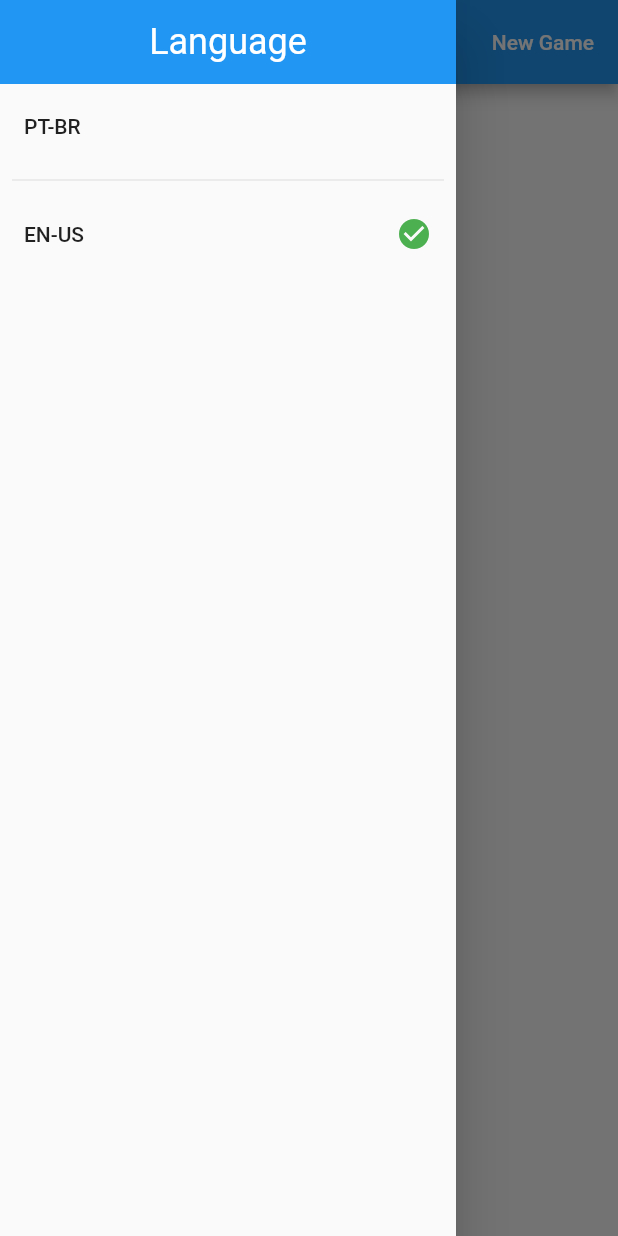
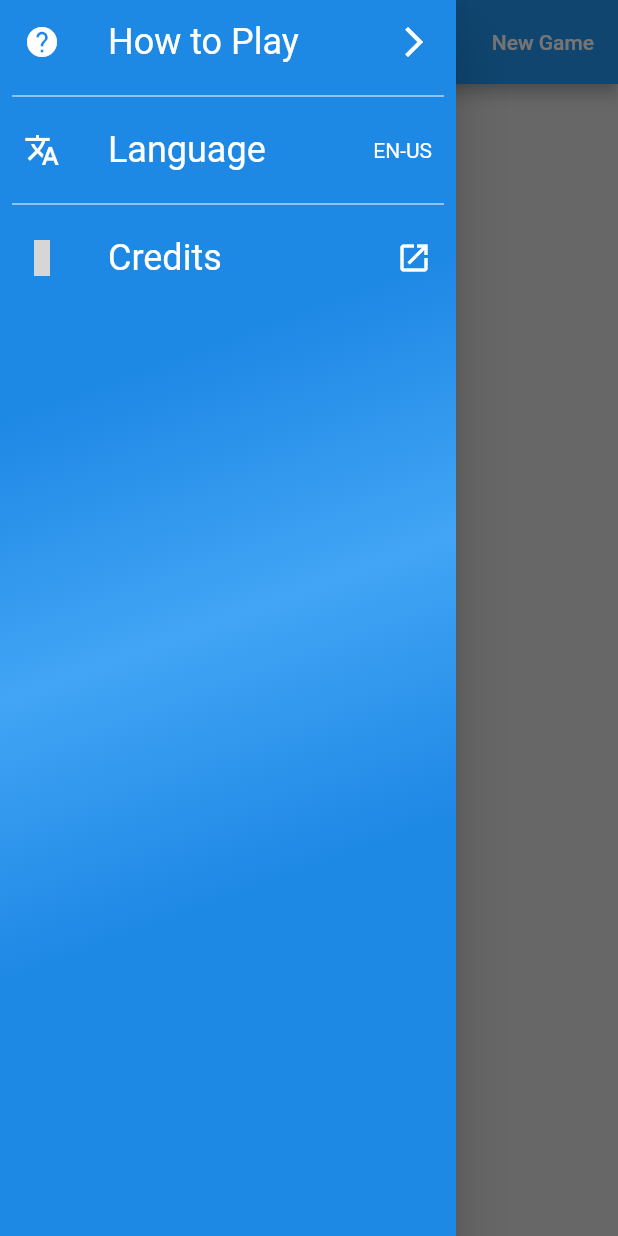
Before and after one commit to LCostaN/bridge_counter, a Flutter app: the screen it shows after launch, with the side drawer open, on a phone screen of 412 x 824 dp. Run offline on Flutter 3.47's test engine with Material 2 defaults, Android fonts, the phone set to English and light mode, and no system bars; our stand-ins replace flutter_mobx, material_design_icons_flutter, mobx, shared_preferences; generated files the repository leaves out were written again; grey boxes are pictures that could not be loaded.

```diff
--- a/lib/main.dart
+++ b/lib/main.dart
@@ -32,6 +32,7 @@ class MyApp extends StatelessWidget {
         title: translator.title,
         theme: ThemeData(
           primarySwatch: Colors.blue,
+          scaffoldBackgroundColor: Colors.grey.shade300,
         ),
         home: PointScreen(),
       ),
--- /dev/null
+++ b/lib/ui/bridge_drawer.dart
@@ -0,0 +1,162 @@
+import 'package:bridge_counter/internationalization/translator.dart';
+import 'package:flutter/material.dart';
+import 'package:material_design_icons_flutter/material_design_icons_flutter.dart';
+import 'package:url_launcher/url_launcher.dart';
+
+class BridgeDrawer extends StatefulWidget {
+  const BridgeDrawer(this.translator, {Key key}) : super(key: key);
+
+  final Translator translator;
+
+  @override
+  BridgeDrawerState createState() => BridgeDrawerState();
+}
+
+class BridgeDrawerState extends State<BridgeDrawer>
+    with SingleTickerProviderStateMixin {
+  bool languageIsOpen = false;
+  List<Locale> supportedLocales = [
+    Locale('pt', 'BR'),
+    Locale('en', 'US'),
+  ];
+
+  @override
+  Widget build(BuildContext context) {
+    return Drawer(
+      child: Container(
+        decoration: BoxDecoration(
+          gradient: LinearGradient(
+            begin: FractionalOffset.topLeft,
+            end: FractionalOffset.bottomRight,
+            colors: [
+              Colors.blue.shade600,
+              Colors.blue.shade400,
+              Colors.blue.shade600,
+            ],
+            stops: [0.3, 0.5, 0.7],
+          ),
+        ),
+        child: ListView(
+          children: [
+            ListTile(
+              leading: Icon(
+                Icons.help,
+                color: Colors.white,
+              ),
+              title: Text(
+                widget.translator.howToPlay,
+                style: Theme.of(context).textTheme.headline5.apply(
+                      color: Colors.white,
+                    ),
+              ),
+              trailing: Icon(
+                Icons.arrow_forward_ios,
+                color: Colors.white,
+              ),
+              onTap: () {
+                Scaffold.of(context).hideCurrentSnackBar();
+                Scaffold.of(context).showSnackBar(
+                  SnackBar(
+                    content: Text('Coming Soon!'),
+                  ),
+                );
+                Navigator.of(context).pop();
+              },
+            ),
+            Divider(
+              indent: 8,
+              endIndent: 8,
+              color: Colors.white,
+            ),
+            ListTile(
+              leading: Icon(
+                Icons.translate,
+                color: Colors.white,
+              ),
+              title: Text(
+                widget.translator.language,
+                style: Theme.of(context).textTheme.headline5.apply(
+                      color: Colors.white,
+                    ),
+              ),
+              trailing: Text(
+                widget.translator.locale.languageCode.toUpperCase() +
+                    '-' +
+                    widget.translator.locale.countryCode.toUpperCase(),
+                style: TextStyle(
+                  color: Colors.white,
+                ),
+              ),
+              onTap: () => setState(() => languageIsOpen = !languageIsOpen),
+            ),
+            AnimatedSize(
+              vsync: this,
+              duration: const Duration(milliseconds: 300),
+              child: AnimatedContainer(
+                duration: const Duration(milliseconds: 300),
+                color: Colors.white,
+                height: languageIsOpen ? null : 0,
+                child: ListView.separated(
+                  shrinkWrap: true,
+                  padding: const EdgeInsets.only(left: 8.0),
+                  itemCount: supportedLocales.length,
+                  itemBuilder: (context, i) {
+                    var locale = supportedLocales[i];
+                    var langCode = locale.languageCode.toUpperCase();
+                    var countryCode = locale.countryCode.toUpperCase();
+                    return ListTile(
+                      title: Text('$langCode-$countryCode'),
+                      trailing: widget.translator.locale == locale
+                          ? Icon(Icons.check_circle, color: Colors.green)
+                          : null,
+                      onTap: widget.translator.locale == locale
+                          ? null
+                          : () {
+                              widget.translator.locale = locale;
+                              Navigator.of(context).pop();
+                            },
+                    );
+                  },
+                  separatorBuilder: (context, j) => Divider(
+                    indent: 8,
+                    endIndent: 8,
+                  ),
+                ),
+              ),
+            ),
+            Divider(
+              indent: 8,
+              endIndent: 8,
+              color: Colors.white,
+            ),
+            ListTile(
+              leading: Icon(
+                MdiIcons.creation,
+                color: Colors.white,
+              ),
+              title: Text(
+                widget.translator.credits,
+                style: Theme.of(context).textTheme.headline5.apply(
+                      color: Colors.white,
+                    ),
+              ),
+              trailing: Icon(
+                Icons.open_in_new,
+                color: Colors.white,
+              ),
+              onTap: () {
+                Scaffold.of(context).hideCurrentSnackBar();
+                Scaffold.of(context).showSnackBar(
+                  SnackBar(
+                    content: Text('Coming Soon!'),
+                  ),
+                );
+                Navigator.of(context).pop();
+              },
+            ),
+          ],
+        ),
+      ),
+    );
+  }
+}
--- a/lib/ui/point_screen.dart
+++ b/lib/ui/point_screen.dart
@@ -1,4 +1,5 @@
 import 'package:bridge_counter/internationalization/translator.dart';
+import 'package:bridge_counter/ui/bridge_drawer.dart';
 import 'package:bridge_counter/ui/calc_screen.dart';
 import 'package:bridge_counter/enums/multiplier.dart';
 import 'package:bridge_counter/enums/naipe.dart';
@@ -31,59 +32,8 @@ class PointScreenState extends State<PointScreen> {
     return Consumer<Translator>(
       builder: (context, translator, _) => Observer(
         builder: (context) => Scaffold(
-          drawer: Drawer(
-            child: ListView(
-              children: [
-                Container(
-                  color: Colors.blue,
-                  child: ListTile(
-                    title: Text(
-                      translator.language,
-                      textAlign: TextAlign.center,
-                      style: Theme.of(context).textTheme.headline5.apply(
-                            color: Colors.white,
-                          ),
-                    ),
-                  ),
-                ),
-                ListTile(
-                  title: Text('PT-BR'),
-                  trailing: translator.locale == Locale('pt')
-                      ? Icon(Icons.check_circle, color: Colors.green)
-                      : null,
-                  onTap: translator.locale == Locale('pt')
-                      ? null
-                      : () {
-                          translator.locale = Locale('pt');
-                          Navigator.of(context).pop();
-                        },
-                ),
-                Divider(
-                  indent: 8,
-                  endIndent: 8,
-                ),
-                ListTile(
-                  title: Text('EN-US'),
-                  trailing: translator.locale == Locale('en')
-                      ? Icon(Icons.check_circle, color: Colors.green)
-                      : null,
-                  onTap: translator.locale == Locale('en')
-                      ? null
-                      : () {
-                          translator.locale = Locale('en');
-                          Navigator.of(context).pop();
-                        },
-                ),
-              ],
-            ),
-          ),
+          drawer: BridgeDrawer(translator),
           appBar: AppBar(
-            leading: Builder(
-              builder: (context) => IconButton(
-                icon: Icon(Icons.settings),
-                onPressed: () => Scaffold.of(context).openDrawer(),
-              ),
-            ),
             centerTitle: game != null,
             title: Text(
               game == null
@@ -121,6 +71,7 @@ class PointScreenState extends State<PointScreen> {
                               crossAxisAlignment: CrossAxisAlignment.stretch,
                               children: <Widget>[
                                 Container(
+                                  height: 60,
                                   padding: const EdgeInsets.all(8.0),
                                   color: Colors.green,
                                   alignment: Alignment.center,
@@ -132,15 +83,20 @@ class PointScreenState extends State<PointScreen> {
                                     ),
                                   ),
                                 ),
-                                ListView.builder(
+                                ConstrainedBox(
+                                  constraints:
+                                      const BoxConstraints(minHeight: 50),
+                                  child: ListView.builder(
                                     shrinkWrap: true,
                                     padding: const EdgeInsets.all(16.0),
-                                  itemCount: game.teams[0].aboveHistory.length,
+                                    itemCount:
+                                        game.teams[0].aboveHistory.length,
                                     itemBuilder: (context, i) => Container(
                                       padding: const EdgeInsets.all(4.0),
                                       alignment: Alignment.center,
                                       child: Text(
                                           '${game.teams[0].aboveHistory[i]}'),
+                                    ),
                                   ),
                                 ),
                                 Divider(
@@ -149,10 +105,14 @@ class PointScreenState extends State<PointScreen> {
                                   indent: 8.0,
                                   endIndent: 8.0,
                                 ),
-                                ListView.builder(
+                                ConstrainedBox(
+                                  constraints:
+                                      const BoxConstraints(minHeight: 50),
+                                  child: ListView.builder(
                                     shrinkWrap: true,
                                     padding: const EdgeInsets.all(16.0),
-                                  itemCount: game.teams[0].underHistory.length,
+                                    itemCount:
+                                        game.teams[0].underHistory.length,
                                     itemBuilder: (context, i) {
                                       return Container(
                                         padding: const EdgeInsets.all(4.0),
@@ -161,6 +121,7 @@ class PointScreenState extends State<PointScreen> {
                                             '${game.teams[0].underHistory[i]}'),
                                       );
                                     },
+                                  ),
                                 ),
                                 game.teams[0].gamesWon == 0
                                     ? Container()
@@ -172,19 +133,24 @@ class PointScreenState extends State<PointScreen> {
                                       ),
                                 game.teams[0].gamesWon == 0
                                     ? Container()
-                                    : ListView.builder(
+                                    : ConstrainedBox(
+                                        constraints:
+                                            const BoxConstraints(minHeight: 50),
+                                        child: ListView.builder(
                                           shrinkWrap: true,
                                           padding: const EdgeInsets.all(16.0),
-                                        itemCount:
-                                            game.teams[0].under2History.length,
+                                          itemCount: game
+                                              .teams[0].under2History.length,
                                           itemBuilder: (context, i) {
                                             return Container(
-                                            padding: const EdgeInsets.all(4.0),
+                                              padding:
+                                                  const EdgeInsets.all(4.0),
                                               alignment: Alignment.center,
                                               child: Text(
                                                   '${game.teams[0].under2History[i]}'),
                                             );
                                           },
+                                        ),
                                       ),
                               ],
                             ),
@@ -201,6 +167,7 @@ class PointScreenState extends State<PointScreen> {
                               crossAxisAlignment: CrossAxisAlignment.stretch,
                               children: <Widget>[
                                 Container(
+                                  height: 60,
                                   padding: const EdgeInsets.all(8.0),
                                   color: Colors.green,
                                   alignment: Alignment.center,
@@ -212,15 +179,19 @@ class PointScreenState extends State<PointScreen> {
                                     ),
                                   ),
                                 ),
-                                ListView.builder(
+                                ConstrainedBox(
+                                  constraints: BoxConstraints(minHeight: 50),
+                                  child: ListView.builder(
                                     shrinkWrap: true,
                                     padding: const EdgeInsets.all(16.0),
-                                  itemCount: game.teams[1].aboveHistory.length,
+                                    itemCount:
+                                        game.teams[1].aboveHistory.length,
                                     itemBuilder: (context, i) => Container(
                                       padding: const EdgeInsets.all(4.0),
                                       alignment: Alignment.center,
                                       child: Text(
                                           '${game.teams[1].aboveHistory[i]}'),
+                                    ),
                                   ),
                                 ),
                                 Divider(
@@ -229,10 +200,14 @@ class PointScreenState extends State<PointScreen> {
                                   indent: 8.0,
                                   endIndent: 8.0,
                                 ),
-                                ListView.builder(
+                                ConstrainedBox(
+                                  constraints:
+                                      const BoxConstraints(minHeight: 50),
+                                  child: ListView.builder(
                                     shrinkWrap: true,
                                     padding: const EdgeInsets.all(16.0),
-                                  itemCount: game.teams[1].underHistory.length,
+                                    itemCount:
+                                        game.teams[1].underHistory.length,
                                     itemBuilder: (context, i) {
                                       return Container(
                                         padding: const EdgeInsets.all(4.0),
@@ -241,6 +216,7 @@ class PointScreenState extends State<PointScreen> {
                                             '${game.teams[1].underHistory[i]}'),
                                       );
                                     },
+                                  ),
                                 ),
                                 game.teams[1].gamesWon == 0
                                     ? Container()
@@ -385,18 +361,20 @@ class PointScreenState extends State<PointScreen> {
                   children: [
                     game.undoneBets.length > 0
                         ? FloatingActionButton(
+                            backgroundColor: Colors.green,
                             heroTag: 'redo',
                             onPressed: _redo,
-                            tooltip: translator.undo,
-                            child: Icon(MdiIcons.arrowRight),
+                            tooltip: translator.redo,
+                            child: Icon(MdiIcons.redoVariant),
                           )
                         : Container(width: 8),
+                    const SizedBox(height: 12.0),
                     game.bets.length > 0
                         ? FloatingActionButton(
                             heroTag: 'undo',
                             onPressed: _undo,
                             tooltip: translator.undo,
-                            child: Icon(MdiIcons.arrowLeft),
+                            child: Icon(MdiIcons.undoVariant),
                           )
                         : Container(width: 8),
                   ],
@@ -407,11 +385,13 @@ class PointScreenState extends State<PointScreen> {
   }
 
   void _undo() {
-    setState(() => game.undo());
+    game.undo();
+    setState(() {});
   }
 
   void _redo() {
-    setState(() => game.redo());
+    game.redo();
+    setState(() {});
   }
 
   Widget cardIcon(Naipe naipe) {
--- a/pubspec.yaml
+++ b/pubspec.yaml
@@ -11,6 +11,9 @@ dependencies:
     sdk: flutter
   flutter_localizations:
     sdk: flutter
+
+  # Utils
+  url_launcher: ^5.4.10
 
   # State Management
   mobx: ^1.1.1
```
Also changed, not shown: assets/translations/en.json (+6 -1 lines), assets/translations/pt.json (+6 -1 lines), lib/internationalization/translator.dart (+21 -4 lines), lib/models/game.dart (+18 -12 lines), lib/ui/calc_screen.dart (+70 -33 lines), lib/internationalization/translator.g.dart, lib/models/game.g.dart, pubspec.lock, 3 other files. Lines whose indentation alone changed are shown as unchanged.
